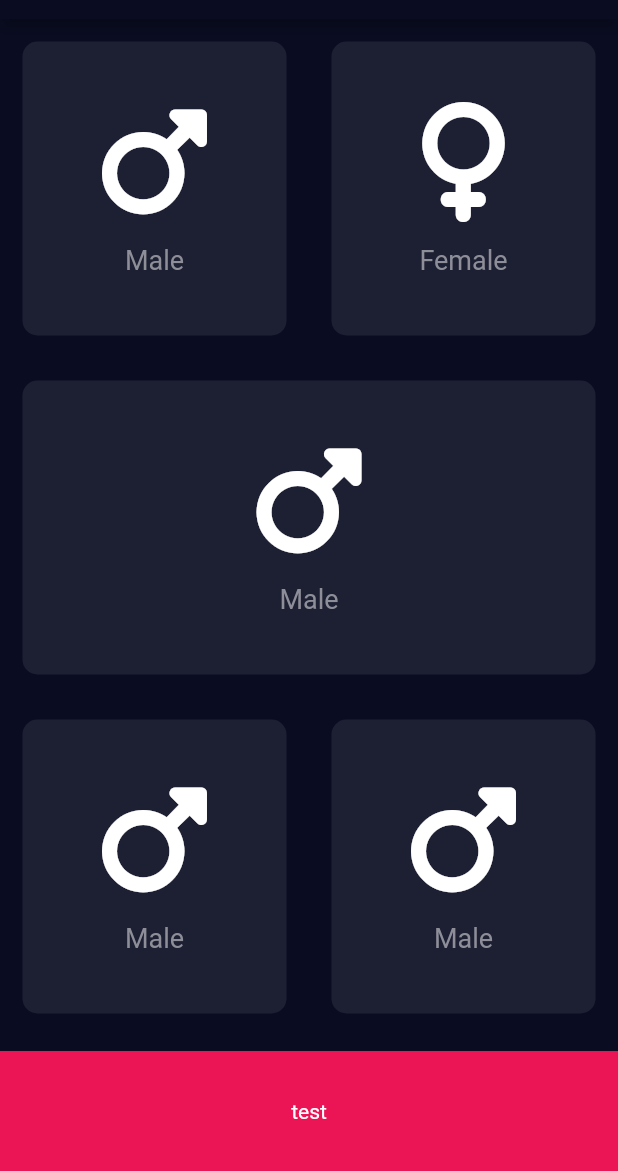
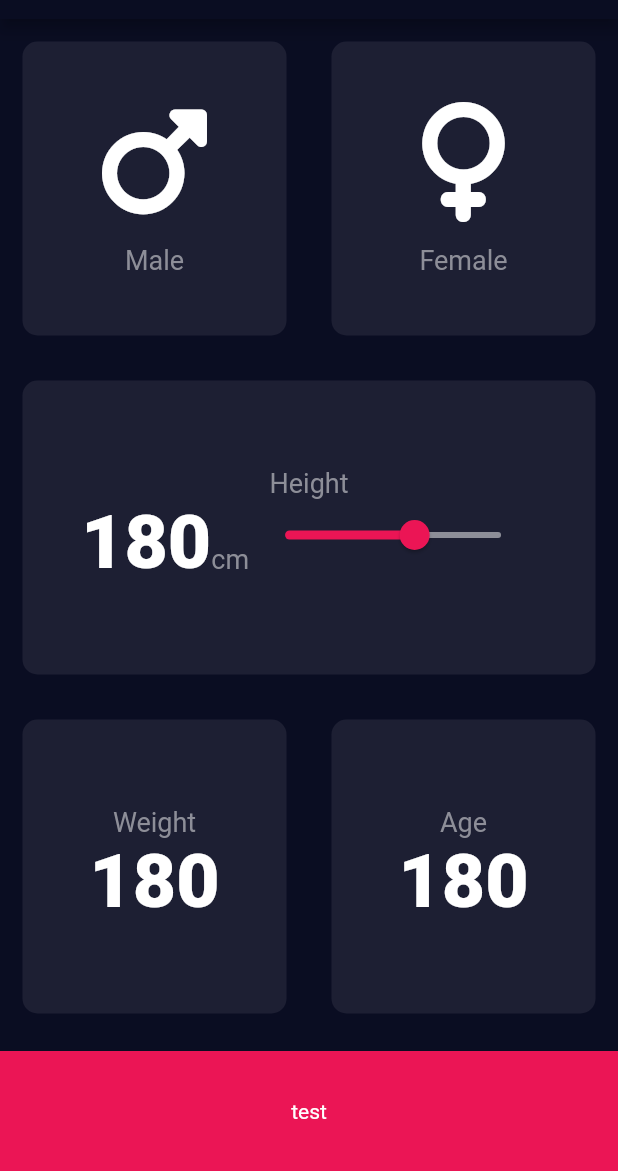
Before and after one commit to apaulurbiztondo/bmi_calculator_app, a Flutter app: the screen it shows after launch, on a phone screen of 412 x 824 dp, the part 65-1236 px from its top. Run offline on Flutter 3.47's test engine with Material 2 defaults, Android fonts, the phone set to English and light mode, and no system bars; our stand-ins replace font_awesome_flutter.

Commit message:
perf: improve card iteration

```diff
--- a/lib/constants/constant.dart
+++ b/lib/constants/constant.dart
@@ -1,6 +1,14 @@
-import 'dart:ui';
+import 'package:flutter/material.dart';
 
 const kBottomContainerHeight = 80.0;
 const kDefaultBottomContainerColor = Color(0xFFEB1555);
 const kDefaultCardColor = Color(0xFF1D1F33);
 const kActiveCardColor = Color(0xFF111328);
+const kLabelTextStyle = TextStyle(
+  fontSize: 18.0,
+  color: Color(0xFF8D8E98),
+);
+const kBottomLabelTextStyle = TextStyle(
+  fontSize: 50.0,
+  fontWeight: FontWeight.w900,
+);
--- a/lib/pages/bmi_input_page.dart
+++ b/lib/pages/bmi_input_page.dart
@@ -2,7 +2,8 @@ import 'package:flutter/material.dart';
 import 'package:font_awesome_flutter/font_awesome_flutter.dart';
 
 import '../constants/constant.dart';
-import '../widgets/expanded_card.dart';
+import '../widgets/card_container.dart';
+import '../widgets/icon_content.dart';
 
 class BmiInputPage extends StatefulWidget {
   const BmiInputPage({super.key});
@@ -12,6 +13,7 @@ class BmiInputPage extends StatefulWidget {
 }
 
 class _BmiInputPageState extends State<BmiInputPage> {
+  int height = 180;
   int selectedIndex = -1;
 
   void updateSelectedIndex(int index) {
@@ -20,60 +22,153 @@ class _BmiInputPageState extends State<BmiInputPage> {
     });
   }
 
-  final List<List<Map<String, dynamic>>> rowsCardData = [
-    [
+  final List<Map<String, List<Map<String, dynamic>>>> rowsCardData = [
     {
-        'iconLabel': 'Male',
+      'top': [
+        {
+          'label': 'Male',
           'iconData': FontAwesomeIcons.mars,
         },
         {
-        'iconLabel': 'Female',
+          'label': 'Female',
           'iconData': FontAwesomeIcons.venus,
         },
       ],
-    [
+      'middle': [
         {
-        'iconLabel': 'Male',
+          'label': 'Height',
           'iconData': FontAwesomeIcons.mars,
         },
       ],
-    [
+      'bottom': [
         {
-        'iconLabel': 'Male',
+          'label': 'Weight',
           'iconData': FontAwesomeIcons.mars,
         },
         {
-        'iconLabel': 'Male',
+          'label': 'Age',
           'iconData': FontAwesomeIcons.mars,
         },
       ],
+    }
   ];
 
   @override
   Widget build(BuildContext context) {
-    int cardIndex = -1;
     return Scaffold(
       appBar: AppBar(
         title: const Center(child: Text('BMI CALCULATOR')),
       ),
       body: Column(
-        children: rowsCardData.map((rowCardData) {
+        crossAxisAlignment: CrossAxisAlignment.stretch,
+        children: rowsCardData.expand((rowCardData) {
+          return [
+            Expanded(
+              child: Row(
+                children: rowCardData['top']!.map<Widget>((data) {
+                  final int rowCardIndex = rowCardData['top']!.indexOf(data);
                   return Expanded(
-            child: Row(
-              children: rowCardData.asMap().entries.map((entry) {
-                final Map<String, dynamic> cardData = entry.value;
-                final int rowCardIndex = ++cardIndex;
-                return ExpandedCard(
-                  cardColor: selectedIndex == rowCardIndex ? kActiveCardColor : kDefaultCardColor,
-                  iconLabel: cardData['iconLabel'],
-                  iconData: cardData['iconData'],
+                    child: CardContainer(
                       onTap: () {
                         updateSelectedIndex(rowCardIndex);
                       },
+                      cardColor: selectedIndex == rowCardIndex ? kActiveCardColor : kDefaultCardColor,
+                      cardChild: IconContent(
+                        label: data['label'],
+                        iconData: data['iconData'],
+                      ),
+                    ),
                   );
                 }).toList(),
               ),
+            ),
+            Expanded(
+              child: Row(
+                children: rowCardData['middle']!.map<Widget>((data) {
+                  final int rowCardIndex = rowCardData['middle']!.indexOf(data) + rowCardData['top']!.length;
+                  return Expanded(
+                    child: CardContainer(
+                      onTap: () {
+                        updateSelectedIndex(rowCardIndex);
+                      },
+                      cardColor: selectedIndex == rowCardIndex ? kActiveCardColor : kDefaultCardColor,
+                      cardChild: Column(
+                        mainAxisAlignment: MainAxisAlignment.center,
+                        children: [
+                          Text(
+                            data['label'],
+                            style: kLabelTextStyle,
+                          ),
+                          Row(
+                            crossAxisAlignment: CrossAxisAlignment.baseline,
+                            textBaseline: TextBaseline.alphabetic,
+                            mainAxisAlignment: MainAxisAlignment.center,
+                            children: [
+                              Text(
+                                height.toString(),
+                                style: kBottomLabelTextStyle,
+                              ),
+                              const Text(
+                                'cm',
+                                style: kLabelTextStyle,
+                              ),
+                              Slider(
+                                value: height.toDouble(),
+                                min: 120.0,
+                                max: 220.0,
+                                activeColor: const Color(0xFFEB1555),
+                                inactiveColor: const Color(0xFF8D8E98),
+                                onChanged: (double value) {
+                                  setState(() {
+                                    height = value.toInt();
+                                  });
+                                },
+                              ),
+                            ],
+                          )
+                        ],
+                      ),
+                    ),
                   );
+                }).toList(),
+              ),
+            ),
+            Expanded(
+              child: Row(
+                children: rowCardData['bottom']!.map<Widget>((data) {
+                  final int rowCardIndex = rowCardData['bottom']!.indexOf(data) + rowCardData['top']!.length + rowCardData['middle']!.length;
+                  return Expanded(
+                    child: CardContainer(
+                      onTap: () {
+                        updateSelectedIndex(rowCardIndex);
+                      },
+                      cardColor: selectedIndex == rowCardIndex ? kActiveCardColor : kDefaultCardColor,
+                      cardChild: Column(
+                        mainAxisAlignment: MainAxisAlignment.center,
+                        children: [
+                          Text(
+                            data['label'],
+                            style: kLabelTextStyle,
+                          ),
+                          const Row(
+                            crossAxisAlignment: CrossAxisAlignment.baseline,
+                            textBaseline: TextBaseline.alphabetic,
+                            mainAxisAlignment: MainAxisAlignment.center,
+                            children: [
+                              Text(
+                                '180',
+                                style: kBottomLabelTextStyle,
+                              ),
+                            ],
+                          )
+                        ],
+                      ),
+                    ),
+                  );
+                }).toList(),
+              ),
+            ),
+          ];
         }).toList(),
       ),
       bottomNavigationBar: Container(
--- a/lib/widgets/expanded_card.dart
+++ /dev/null
@@ -1,39 +0,0 @@
-import 'package:flutter/cupertino.dart';
-import 'package:flutter/material.dart';
-
-import 'card_container.dart';
-import 'icon_content.dart';
-
-class ExpandedCard extends StatefulWidget {
-  const ExpandedCard({
-    super.key,
-    required this.cardColor,
-    required this.iconLabel,
-    required this.iconData,
-    required this.onTap,
-  });
-
-  final Color cardColor;
-  final IconData iconData;
-  final String iconLabel;
-  final VoidCallback onTap;
-
-  @override
-  State<ExpandedCard> createState() => _ExpandedCardState();
-}
-
-class _ExpandedCardState extends State<ExpandedCard> {
-  @override
-  Widget build(BuildContext context) {
-    return Expanded(
-      child: CardContainer(
-        onTap: widget.onTap,
-        cardColor: widget.cardColor,
-        cardChild: IconContent(
-          iconLabel: widget.iconLabel,
-          iconData: widget.iconData,
-        ),
-      ),
-    );
-  }
-}
--- a/lib/widgets/icon_content.dart
+++ b/lib/widgets/icon_content.dart
@@ -8,11 +8,11 @@ const cardLabelTextStyle = TextStyle(
 class IconContent extends StatelessWidget {
   const IconContent({
     super.key,
-    required this.iconLabel,
+    required this.label,
     required this.iconData,
   });
 
-  final String iconLabel;
+  final String label;
   final IconData iconData;
 
   @override
@@ -26,7 +26,7 @@ class IconContent extends StatelessWidget {
         ),
         const SizedBox(height: 15.0),
         Text(
-          iconLabel,
+          label,
           style: cardLabelTextStyle,
         )
       ],
```
Lines whose indentation alone changed are shown as unchanged.
